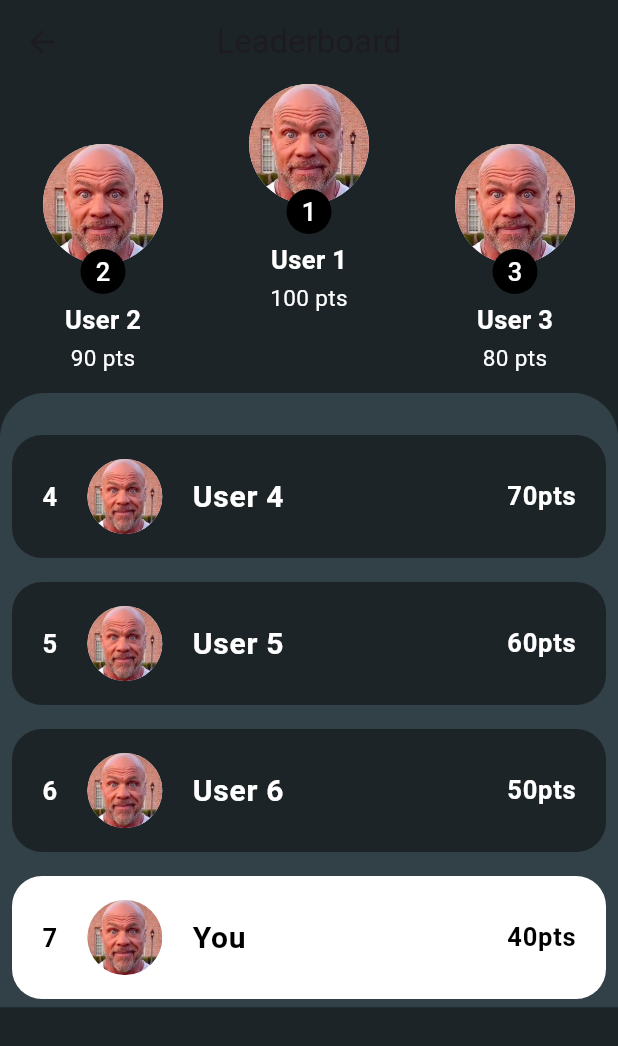
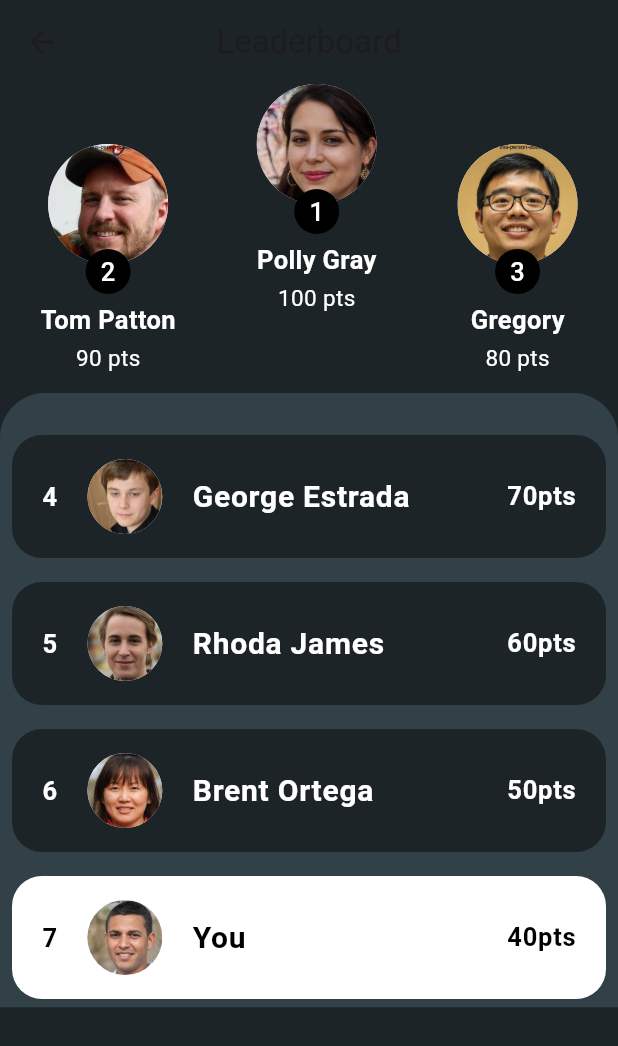
Before and after one commit to Utkarsh-m08/Snap-Trash, a Flutter app: the LeaderBoard screen opened directly, on a phone screen of 412 x 824 dp. Shown: the top 1046 px of the screen. Run offline on Flutter 3.47's test engine with Material 3 defaults, Android fonts, the phone set to English and light mode, and no system bars; our stand-ins replace camera, firebase_auth, firebase_core, font_awesome_flutter, geolocator, google_fonts and 3 more; accounts and stored records are empty.

Commit message:
updated leaderboard ui

```diff
--- a/lib/main.dart
+++ b/lib/main.dart
@@ -1,6 +1,5 @@
 import 'package:firebase_core/firebase_core.dart';
 import 'package:flutter/material.dart';
-import 'package:flutter_gemini/flutter_gemini.dart';
 import 'package:SnapTrash/firebase_options.dart';
 import 'package:SnapTrash/pages/cameraScreen.dart';
 import 'package:SnapTrash/pages/locationPages/locationPrompt.dart';
--- a/lib/pages/leaderBoard.dart
+++ b/lib/pages/leaderBoard.dart
@@ -1,17 +1,16 @@
 import 'package:flutter/material.dart';
 import 'package:SnapTrash/properties/colourProp.dart';
-
   List<User> users = [
-    User('User 1', 100, 'assets/images/leaderboard/1.jpeg'),
-    User('User 2', 90, 'assets/images/leaderboard/1.jpeg'),
-    User('User 3', 80, 'assets/images/leaderboard/1.jpeg'),
-    User('User 4', 70, 'assets/images/leaderboard/1.jpeg'),
-    User('User 5', 60, 'assets/images/leaderboard/1.jpeg'),
-    User('User 6', 50, 'assets/images/leaderboard/1.jpeg'),
-    User('You', 40, 'assets/images/leaderboard/1.jpeg'),
-    User('User 8', 30, 'assets/images/leaderboard/1.jpeg'),
-    User('User 9', 20, 'assets/images/leaderboard/1.jpeg'),
-    User('User 10', 10, 'assets/images/leaderboard/1.jpeg'),
+    User('Polly Gray', 100, 'assets/images/leaderboard/1.jpeg'),
+    User('Tom Patton', 90, 'assets/images/leaderboard/2.jpeg'),
+    User('Gregory', 80, 'assets/images/leaderboard/3.jpeg'),
+    User('George Estrada', 70, 'assets/images/leaderboard/4.jpeg'),
+    User('Rhoda James', 60, 'assets/images/leaderboard/5.jpeg'),
+    User('Brent Ortega', 50, 'assets/images/leaderboard/6.jpeg'),
+    User('You', 40, 'assets/images/leaderboard/7.jpeg'),
+    User('Clara Hunt', 30, 'assets/images/leaderboard/8.jpeg'),
+    User('Milton Fuller', 20, 'assets/images/leaderboard/9.jpeg'),
+    User('Kathryn Flores', 10, 'assets/images/leaderboard/10.jpeg'),
   ];
 class LeaderBoard extends StatefulWidget {
   const LeaderBoard({super.key});
@@ -129,7 +128,7 @@ class TopUsers extends StatelessWidget {
               Stack(
                 children: [
                   const CircleAvatar(
-                  backgroundImage: AssetImage('assets/images/leaderboard/1.jpeg'),
+                  backgroundImage: AssetImage('assets/images/leaderboard/2.jpeg'),
                   radius: 40,
                   ),
                   Container(
@@ -220,7 +219,7 @@ class TopUsers extends StatelessWidget {
               Stack(
                 children: [
                   const CircleAvatar(
-                  backgroundImage: AssetImage('assets/images/leaderboard/1.jpeg'),
+                  backgroundImage: AssetImage('assets/images/leaderboard/3.jpeg'),
                   radius: 40,
                   ),
                   Container(
--- a/lib/pages/locationPages/locationPrompt.dart
+++ b/lib/pages/locationPages/locationPrompt.dart
@@ -138,7 +138,7 @@ class _locationPromptPageState extends State<locationPromptPage> {
                               child: ClipRRect(
                                 borderRadius: const BorderRadius.only(topLeft: Radius.circular(20), topRight: Radius.circular(20)),
                                 child: Image.asset(
-                                  'assets/images/map_temp.png',
+                                  'assets/images/map_temp.jpeg',
                                   fit: BoxFit.cover,
                                 ),
                               ),
```
Also changed, not shown: assets/images/leaderboard/1.jpeg, assets/images/leaderboard/10.jpeg (added), assets/images/leaderboard/2.jpeg (added), assets/images/leaderboard/3.jpeg (added), assets/images/leaderboard/4.jpeg (added), assets/images/leaderboard/5.jpeg (added), assets/images/leaderboard/6.jpeg (added), assets/images/leaderboard/7.jpeg (added), assets/images/leaderboard/8.jpeg (added), assets/images/leaderboard/9.jpeg (added), assets/images/map_temp.jpeg (added).
